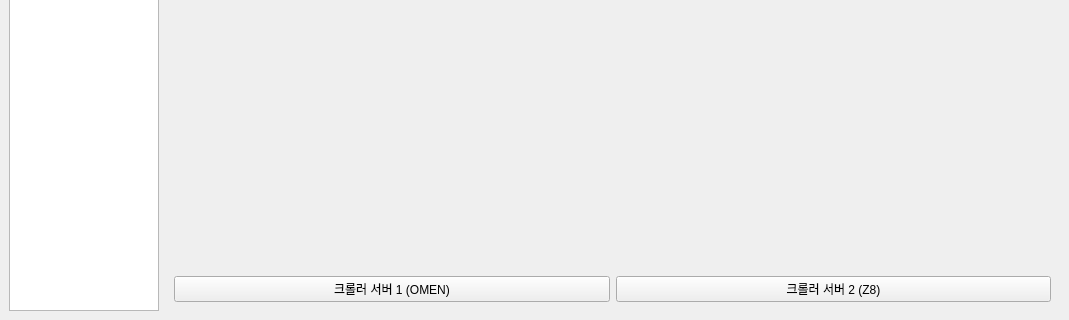
Above: MANAGER/BIGMACLAB_MANAGER_GUI.ui from yojun313/knpu before the change; both pictures show x 0 to 1069 and y 467 to 787 of the 1069 by 787 pixel window. Below: the same form after it.
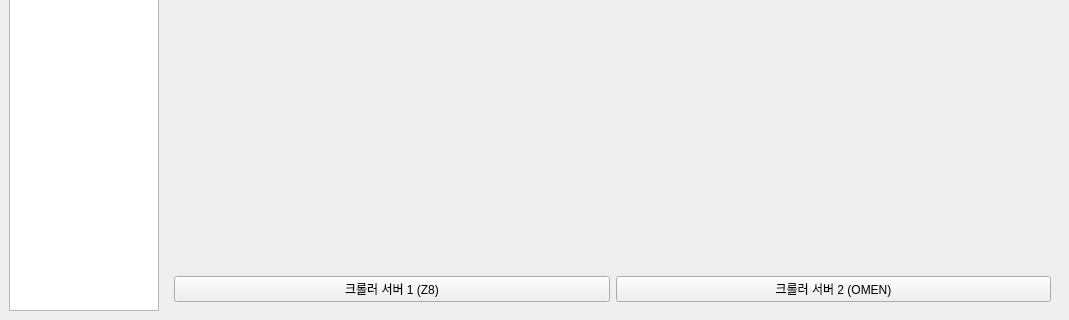
That is the form after the change. The open tabs and pages were chosen to show the change.

Patch:
```diff
--- a/MANAGER/BIGMACLAB_MANAGER_GUI.ui
+++ b/MANAGER/BIGMACLAB_MANAGER_GUI.ui
@@ -139,14 +139,14 @@
           <item>
            <widget class="QPushButton" name="crawler_omen_button">
             <property name="text">
-             <string>크롤러 서버 1 (OMEN)</string>
+             <string>크롤러 서버 1 (Z8)</string>
             </property>
            </widget>
           </item>
           <item>
            <widget class="QPushButton" name="crawler_z_button">
             <property name="text">
-             <string>크롤러 서버 2 (Z8)</string>
+             <string>크롤러 서버 2 (OMEN)</string>
             </property>
            </widget>
           </item>
```
